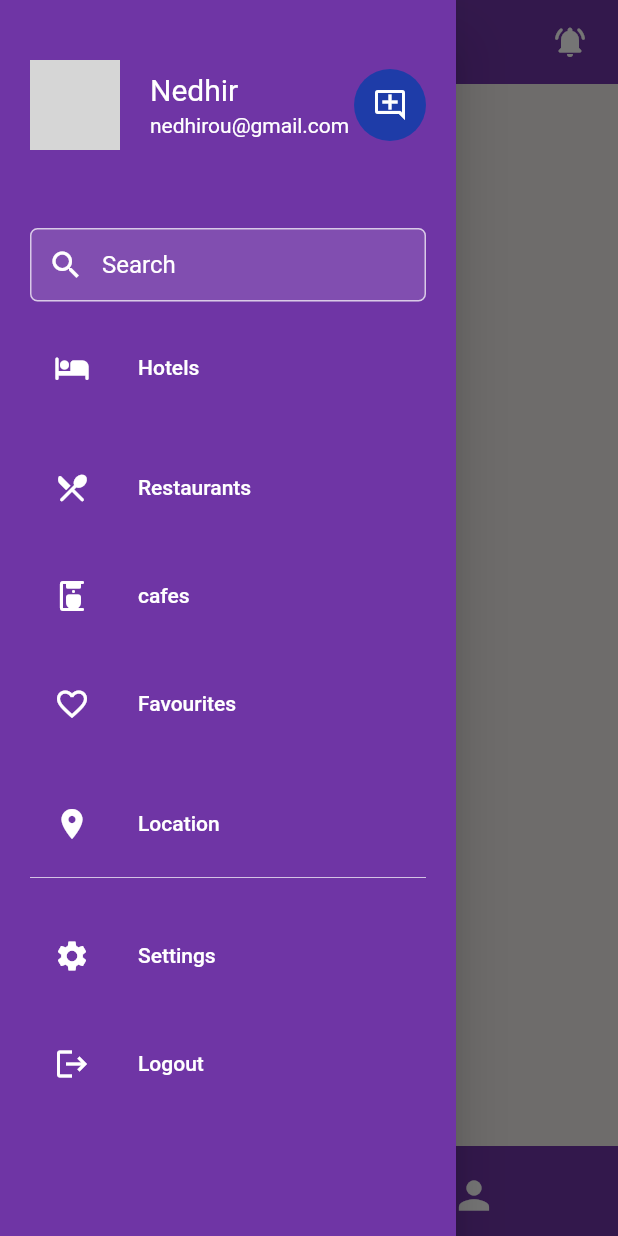
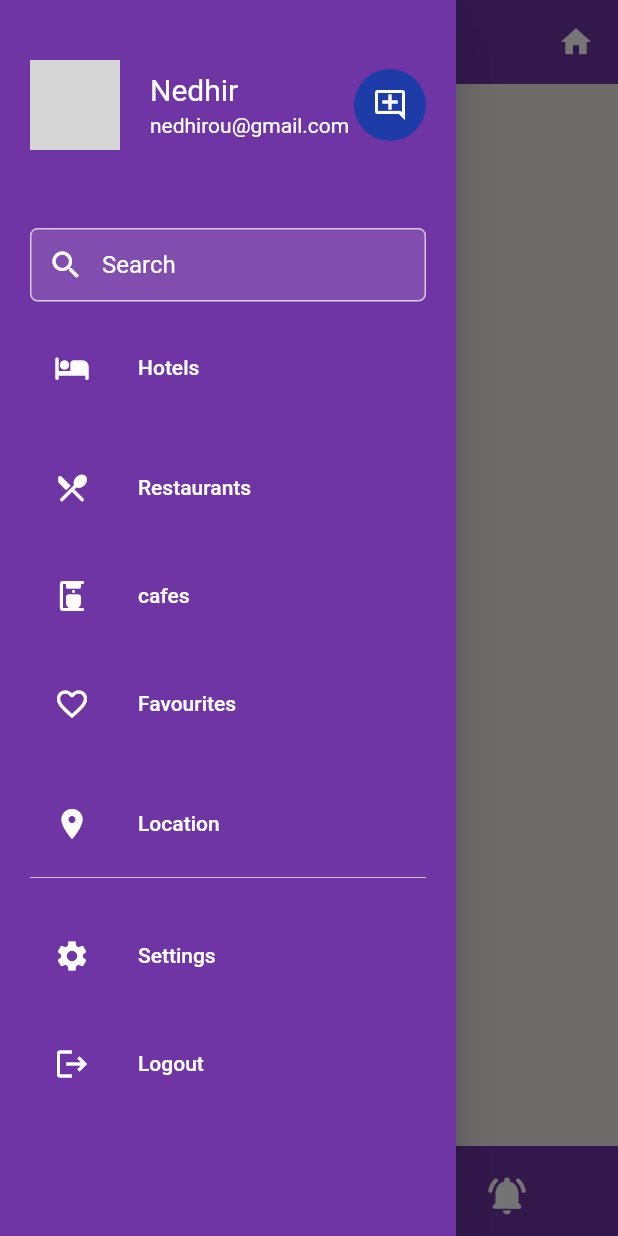
Before and after one commit to MohamedNedhirGhalaoui/TnTrips, a Flutter app: the screen it shows once a user with an empty profile is signed in, with the side drawer open, on a phone screen of 412 x 824 dp. Run offline on Flutter 3.47's test engine with Material 2 defaults, Android fonts, the phone set to English and light mode, and no system bars; our stand-ins replace firebase_auth, firebase_core, flutter_spinkit, flutter_svg; accounts and stored records are empty; network calls fail; statements that could not run were skipped; grey boxes are pictures that could not be loaded.

```diff
--- a/lib/ui/home/home.dart
+++ b/lib/ui/home/home.dart
@@ -3,6 +3,7 @@ import 'package:flutter/material.dart';
 import 'package:tn_trips/ui/home/drawer/navigation_drawer_widget.dart';
 import 'package:tn_trips/ui/home/page/chats_page.dart';
 import 'package:tn_trips/ui/home/page/location_page.dart';
+import 'package:tn_trips/ui/home/page/notifications_page.dart';
 import 'package:tn_trips/ui/home/page/user_page.dart';
 
 class Home extends StatelessWidget {
@@ -17,9 +18,10 @@ class Home extends StatelessWidget {
         actions: [
           Padding(
             padding: const EdgeInsets.all(8.0),
-            child: IconButton(
-                onPressed: () {},
-                icon: Icon(Icons.notifications_active_rounded)),
+            child: Padding(
+              padding: const EdgeInsets.all(8.0),
+              child: Icon(Icons.home),
+            ),
           )
         ],
         centerTitle: true,
@@ -65,6 +67,15 @@ class Home extends StatelessWidget {
               color: Colors.white,
               iconSize: 30.0,
             ),
+            IconButton(
+              onPressed: () {
+                Navigator.of(context).push(MaterialPageRoute(
+                    builder: (context) => NotificationsPage()));
+              },
+              icon: Icon(Icons.notifications_active_rounded),
+              iconSize: 30.0,
+              color: Colors.white,
+            )
           ]),
         ),
       ),
```
